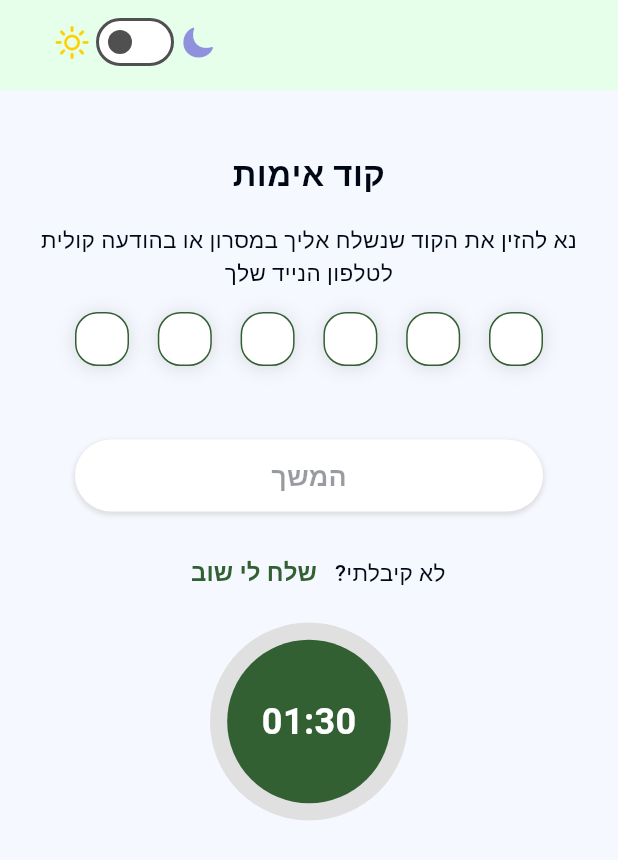
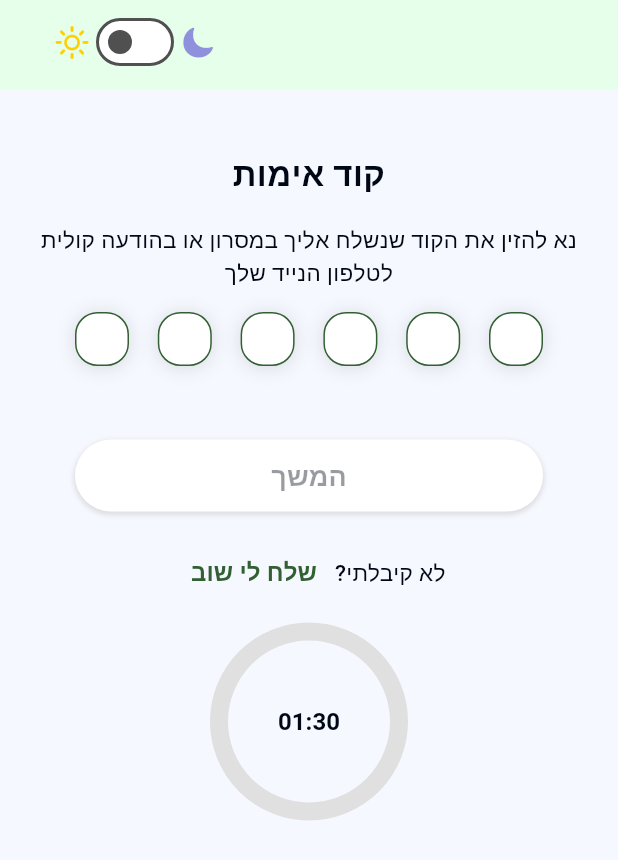
Before and after one commit to ShaharAsraf/fmr, a Flutter app: the screen it shows after launch, after a tap on "שליחת קוד אימות", on a phone screen of 412 x 824 dp. Shown: the top 860 px of the screen. Run offline on Flutter 3.47's test engine with Material 3 defaults, Android fonts, the light colour scheme and no system bars; drawn by our look-alikes of circular_countdown_timer, pin_code_fields; our stand-ins replace rxdart, shared_preferences.

Commit message:
run on ios & minor ui changes

```diff
--- a/lib/src/screens/main/widgets/confirmation_stage.dart
+++ b/lib/src/screens/main/widgets/confirmation_stage.dart
@@ -205,11 +205,10 @@ class _ConfirmationStageState extends State<ConfirmationStage> {
       ringGradient: null,
       fillColor: lightGreen,
       fillGradient: null,
-      backgroundColor: buttonColor,
       backgroundGradient: null,
       strokeWidth: 12.0,
       strokeCap: StrokeCap.round,
-      textStyle: const TextStyle(fontSize: 24, color: Colors.white, fontWeight: FontWeight.bold),
+      textStyle: Theme.of(context).textTheme.headlineMedium,
       textFormat: CountdownTextFormat.MM_SS,
       isReverse: true,
       isReverseAnimation: false,
```
